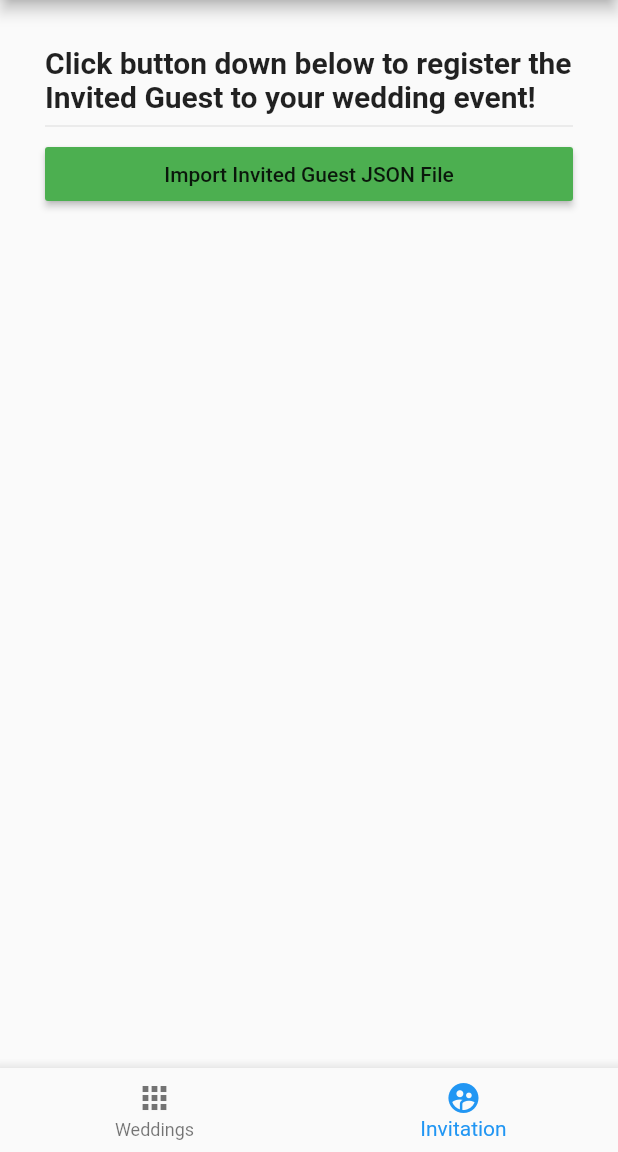
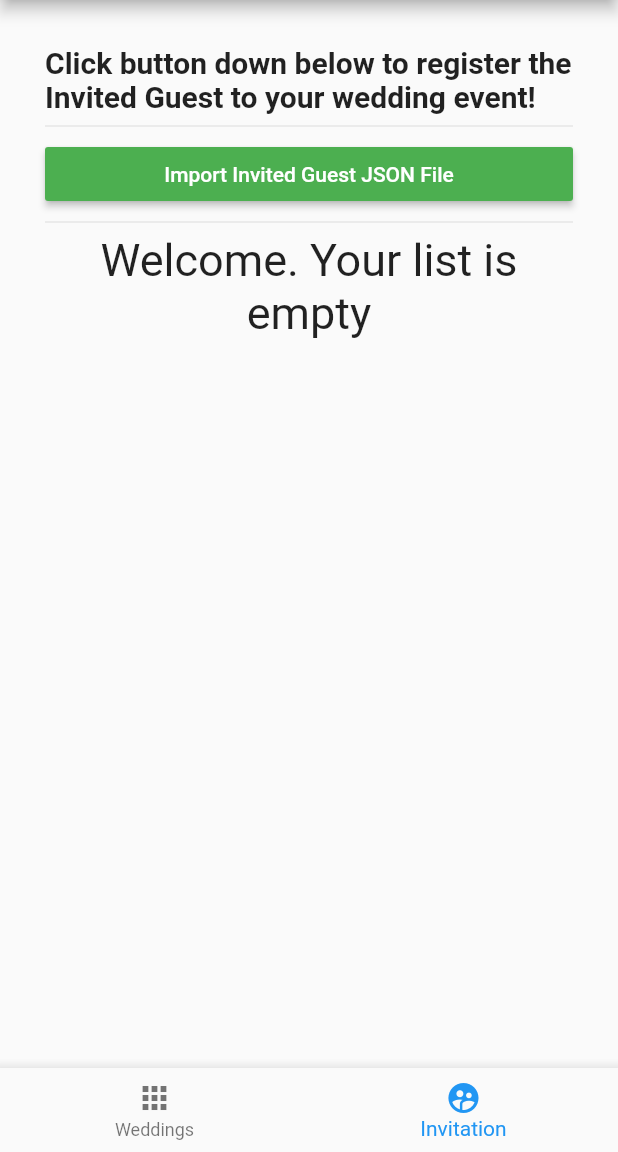
Before and after one commit to fadelrahman31/go_wedding, a Flutter app: the screen it shows after launch, item 2 of the bottom bar chosen, after a tap on "Import Invited Guest JSON File", on a phone screen of 412 x 824 dp, the part 84-1236 px from its top. Run offline on Flutter 3.47's test engine with Material 2 defaults, Android fonts, the phone set to English and light mode, and no system bars; our stand-ins replace file_picker, firebase_database; accounts and stored records are empty.

Commit message:
push to Invitations DB works + list shown on app

```diff
--- a/lib/models/invitation.dart
+++ b/lib/models/invitation.dart
@@ -7,10 +7,10 @@ class Invitation {
   String _additional;
   String _qr_path;
 
-  Invitation(this._id, this._id_wedding, this._name, this._additional, this._qr_path);
+  Invitation(this._id_wedding, this._name, this._additional, this._qr_path);
 
   Invitation.map(dynamic obj) {
-    this._id = obj['id'];
+    //this._id = obj['id'];
     this._id_wedding = obj['id_wedding'];
     this._name = obj['name'];
     this._additional = obj['additional'];
--- a/lib/registerinvitation.dart
+++ b/lib/registerinvitation.dart
@@ -18,21 +18,68 @@ class RegisterInvitation extends StatefulWidget {
 class _RegisterInvitationState extends State<RegisterInvitation> {
   List<Invitation> _invitationList;
   final FirebaseDatabase _database = FirebaseDatabase.instance;
+
   Query _invitationQuery;
   bool _loadingPath = false;
   String _filePath;
   String _fileName;
   String _content;
+  List<String> _daftarTamu = new List<String>();
+
+  StreamSubscription<Event> _onInvitationAddedSubscription;
+  StreamSubscription<Event> _onInvitationChangedSubscription;
+
 
   @override
   void initState(){
     super.initState();
     _invitationList = new List();
-    _invitationQuery = _database.reference().child("Invitations");
+    _invitationQuery = _database
+        .reference()
+        .child("Invitations");
+    _onInvitationAddedSubscription = _invitationQuery.onChildAdded.listen(onEntryAdded);
+    _onInvitationChangedSubscription = _invitationQuery.onChildChanged.listen(onEntryChanged);
   }
 
+  @override
+  void dispose() {
+    _onInvitationAddedSubscription.cancel();
+    _onInvitationChangedSubscription.cancel();
+    super.dispose();
+  }
 
-  void _openFileExplorer() async {
+  onEntryAdded(Event event) {
+    setState(() {
+      _invitationList.add(Invitation.fromSnapshot(event.snapshot));
+    });
+  }
+
+  onEntryChanged(Event event){
+    var oldEntry = _invitationList.singleWhere((entry) {
+      return entry.id == event.snapshot.key;
+    });
+
+    setState(() {
+      _invitationList[_invitationList.indexOf(oldEntry)] = Invitation.fromSnapshot(event.snapshot);
+    });
+  }
+
+  addNewInvitation(String namaTamu){
+    Invitation invitation = new Invitation("wedding01", namaTamu, "~otw", "link-to-qr");
+    _database.reference().child("Invitations").push().set(invitation.toJson());
+  }
+
+  deleteInvitation(String id, int index) {
+    _database.reference().child("Invitations").child(id).remove().then((_) {
+      print("Delete $id successful");
+      setState(() {
+        _invitationList.removeAt(index);
+      });
+    });
+  }
+
+  //Function to handle the click explore file button --> until the "tamu" data is parsed.
+  void openFileExplorer() async {
     setState(() {
       _loadingPath = true;
     });
@@ -48,17 +95,27 @@ class _RegisterInvitationState extends State<RegisterInvitation> {
     });
     print(_fileName);
     print(_filePath);
-    _content = await _read();
-    print(_content);
-    print(_content.runtimeType);
+    _content = await read();
+    parseData(_content);
   }
 
-  void _parseData(String content){
+  void parseData(String content){
     var data = json.decode(content);
     var tamu = data["tamu"] as List;
+    print(tamu.runtimeType);
+    print(tamu);
+    for(var i=0; i < tamu.length; i++){
+      _daftarTamu.add(tamu[i]["nama"].toString());
+    }
+    print(_daftarTamu.runtimeType);
+    //print(_daftarTamu);
+    for(var j=0; j<_daftarTamu.length;j++){
+      print("iterasi " + j.toString() + " " + _daftarTamu[j] + "\n");
+      addNewInvitation(_daftarTamu[j]);
+    }
   }
 
-  Future<String> _read() async {
+  Future<String> read() async {
     String text;
     try{
       final File file = File(_filePath.toString());
@@ -68,6 +125,39 @@ class _RegisterInvitationState extends State<RegisterInvitation> {
     }
     return text;
   }
+
+  Widget showInvitationList() {
+    if (_invitationList.length > 0) {
+      return ListView.builder(
+          shrinkWrap: true,
+          itemCount: _invitationList.length,
+          itemBuilder: (BuildContext context, int index) {
+              String id = _invitationList[index].id;
+              String name = _invitationList[index].name;
+            return Dismissible(
+              key: Key(id),
+              background: Container(color: Colors.red),
+              onDismissed: (direction) async {
+                deleteInvitation(id, index);
+              },
+              child: ListTile(
+                title: Text(
+                  name ?? 'default value' ,
+                  style: TextStyle(fontSize: 20.0),
+                ),
+              ),
+            );
+          });
+    } else {
+      return Center(
+          child: Text(
+            "Welcome. Your list is empty",
+            textAlign: TextAlign.center,
+            style: TextStyle(fontSize: 30.0),
+          ));
+    }
+  }
+
 
   @override
   Widget build(BuildContext context) {
@@ -90,12 +180,14 @@ class _RegisterInvitationState extends State<RegisterInvitation> {
         ),
         Divider(),
         RaisedButton(
-          child: Text("Import Invited Guest JSON File"),
+          child: Text("Import Invited Guest JSON File", style: TextStyle(color: Colors.white),),
           color: Colors.green,
           onPressed: (){
-            _openFileExplorer();
+            openFileExplorer();
           },
-        )
+        ),
+        Divider(),
+        showInvitationList()
       ],
     );
   }
```
